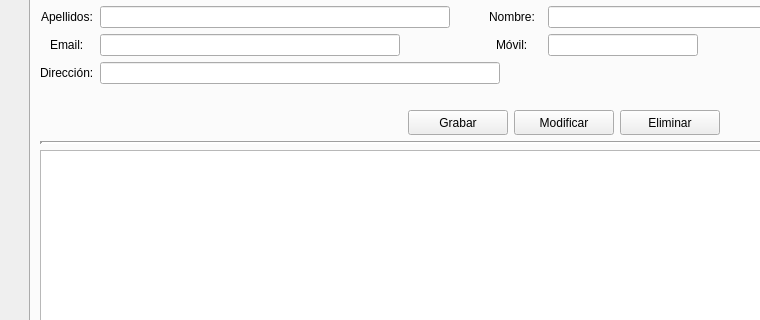
The window that templates/venPrincipal.ui (AmarinoLama/desarrolloInterfaces_Proyecto) describes before a commit, drawn with Qt 5; both pictures show x 0 to 760 and y 88 to 408 of the 1127 by 802 pixel window.
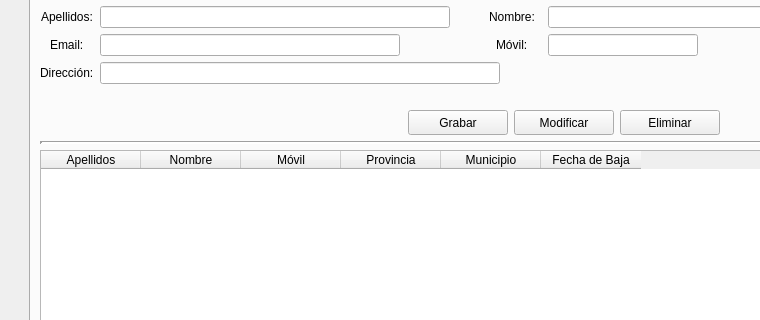
The same window after the commit. Icons and pictures are not drawn.

Diff of the .ui file:
```diff
--- a/templates/venPrincipal.ui
+++ b/templates/venPrincipal.ui
@@ -520,6 +520,42 @@
             <height>510</height>
            </size>
           </property>
+          <property name="selectionBehavior">
+           <enum>QAbstractItemView::SelectRows</enum>
+          </property>
+          <attribute name="verticalHeaderVisible">
+           <bool>false</bool>
+          </attribute>
+          <column>
+           <property name="text">
+            <string>Apellidos</string>
+           </property>
+          </column>
+          <column>
+           <property name="text">
+            <string>Nombre</string>
+           </property>
+          </column>
+          <column>
+           <property name="text">
+            <string>Móvil</string>
+           </property>
+          </column>
+          <column>
+           <property name="text">
+            <string>Provincia</string>
+           </property>
+          </column>
+          <column>
+           <property name="text">
+            <string>Municipio</string>
+           </property>
+          </column>
+          <column>
+           <property name="text">
+            <string>Fecha de Baja</string>
+           </property>
+          </column>
          </widget>
         </item>
         <item>
```
